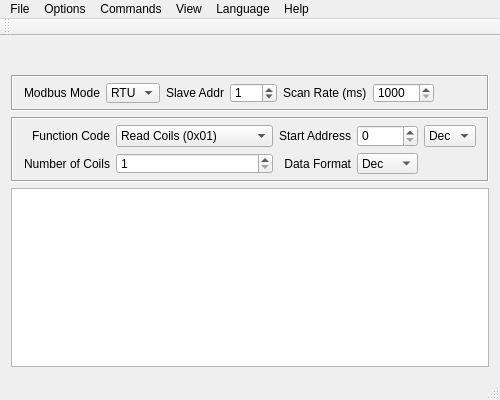
ExplorerOL/QModbusExplorer, file forms/mainwindow.ui: the form before one commit.
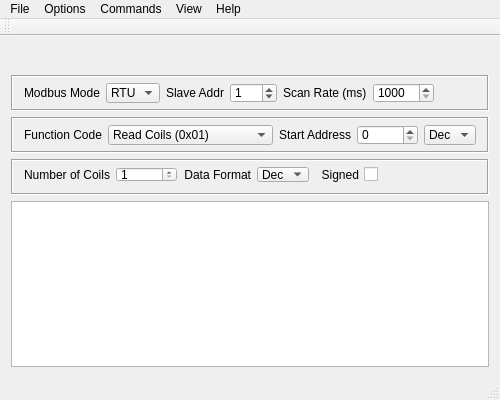
The form after the commit. Icons and pictures are not drawn. Custom widgets are drawn as their Qt base class.

Commit message: Var bug fixes. Remove language menu item.

What changed in the file:
```diff
--- a/forms/mainwindow.ui
+++ b/forms/mainwindow.ui
@@ -151,7 +151,7 @@
       <property name="minimumSize">
        <size>
         <width>0</width>
-        <height>65</height>
+        <height>36</height>
        </size>
       </property>
       <property name="frameShape">
@@ -160,14 +160,27 @@
       <property name="frameShadow">
        <enum>QFrame::Sunken</enum>
       </property>
-      <layout class="QGridLayout" name="gridLayout">
+      <layout class="QHBoxLayout" name="horizontalLayout_4">
        <property name="topMargin">
         <number>6</number>
        </property>
        <property name="bottomMargin">
         <number>6</number>
        </property>
-       <item row="0" column="1">
+       <item>
+        <widget class="QLabel" name="lblFunctionCode">
+         <property name="text">
+          <string>Function Code</string>
+         </property>
+         <property name="alignment">
+          <set>Qt::AlignRight|Qt::AlignTrailing|Qt::AlignVCenter</set>
+         </property>
+         <property name="buddy">
+          <cstring>cmbFunctionCode</cstring>
+         </property>
+        </widget>
+       </item>
+       <item>
         <widget class="QComboBox" name="cmbFunctionCode">
          <property name="frame">
           <bool>true</bool>
@@ -214,33 +227,7 @@
          </item>
         </widget>
        </item>
-       <item row="0" column="0">
-        <widget class="QLabel" name="lblFunctionCode">
-         <property name="text">
-          <string>Function Code</string>
-         </property>
-         <property name="alignment">
-          <set>Qt::AlignRight|Qt::AlignTrailing|Qt::AlignVCenter</set>
-         </property>
-         <property name="buddy">
-          <cstring>cmbFunctionCode</cstring>
-         </property>
-        </widget>
-       </item>
-       <item row="0" column="5">
-        <spacer name="horizontalSpacer">
-         <property name="orientation">
-          <enum>Qt::Horizontal</enum>
-         </property>
-         <property name="sizeHint" stdset="0">
-          <size>
-           <width>40</width>
-           <height>20</height>
-          </size>
-         </property>
-        </spacer>
-       </item>
-       <item row="0" column="2">
+       <item>
         <widget class="QLabel" name="lblStartAddress">
          <property name="text">
           <string>Start Address</string>
@@ -253,7 +240,7 @@
          </property>
         </widget>
        </item>
-       <item row="0" column="3">
+       <item>
         <widget class="QSpinBox" name="sbStartAddress">
          <property name="maximum">
           <number>65535</number>
@@ -263,7 +250,7 @@
          </property>
         </widget>
        </item>
-       <item row="0" column="4">
+       <item>
         <widget class="QComboBox" name="cmbStartAddrBase">
          <property name="currentIndex">
           <number>0</number>
@@ -280,7 +267,41 @@
          </item>
         </widget>
        </item>
-       <item row="1" column="0">
+       <item>
+        <spacer name="horizontalSpacer">
+         <property name="orientation">
+          <enum>Qt::Horizontal</enum>
+         </property>
+         <property name="sizeHint" stdset="0">
+          <size>
+           <width>40</width>
+           <height>20</height>
+          </size>
+         </property>
+        </spacer>
+       </item>
+      </layout>
+     </widget>
+    </item>
+    <item>
+     <widget class="QFrame" name="frame_3">
+      <property name="minimumSize">
+       <size>
+        <width>0</width>
+        <height>36</height>
+       </size>
+      </property>
+      <property name="frameShape">
+       <enum>QFrame::Box</enum>
+      </property>
+      <property name="frameShadow">
+       <enum>QFrame::Sunken</enum>
+      </property>
+      <layout class="QHBoxLayout" name="horizontalLayout_3">
+       <property name="topMargin">
+        <number>6</number>
+       </property>
+       <item>
         <widget class="QLabel" name="lblNoOfCoils">
          <property name="text">
           <string>Number of Coils</string>
@@ -293,7 +314,7 @@
          </property>
         </widget>
        </item>
-       <item row="1" column="1">
+       <item>
         <widget class="QSpinBox" name="sbNoOfRegs">
          <property name="minimum">
           <number>1</number>
@@ -303,7 +324,20 @@
          </property>
         </widget>
        </item>
-       <item row="1" column="3">
+       <item>
+        <widget class="QLabel" name="lblDataFormat">
+         <property name="text">
+          <string>Data Format</string>
+         </property>
+         <property name="alignment">
+          <set>Qt::AlignRight|Qt::AlignTrailing|Qt::AlignVCenter</set>
+         </property>
+         <property name="buddy">
+          <cstring>sbStartAddress</cstring>
+         </property>
+        </widget>
+       </item>
+       <item>
         <widget class="QComboBox" name="cmbBase">
          <property name="currentText">
           <string>Dec</string>
@@ -328,19 +362,29 @@
          </item>
         </widget>
        </item>
-       <item row="1" column="2">
-        <widget class="QLabel" name="lblDataFormat">
+       <item>
+        <widget class="QCheckBox" name="chkSigned">
+         <property name="layoutDirection">
+          <enum>Qt::RightToLeft</enum>
+         </property>
          <property name="text">
-          <string>Data Format</string>
-         </property>
-         <property name="alignment">
-          <set>Qt::AlignRight|Qt::AlignTrailing|Qt::AlignVCenter</set>
-         </property>
-         <property name="buddy">
-          <cstring>sbStartAddress</cstring>
+          <string>Signed</string>
          </property>
         </widget>
        </item>
+       <item>
+        <spacer name="horizontalSpacer_3">
+         <property name="orientation">
+          <enum>Qt::Horizontal</enum>
+         </property>
+         <property name="sizeHint" stdset="0">
+          <size>
+           <width>40</width>
+           <height>20</height>
+          </size>
+         </property>
+        </spacer>
+       </item>
       </layout>
      </widget>
     </item>
@@ -413,19 +457,10 @@
     <addaction name="actionClear"/>
     <addaction name="actionReset_Counters"/>
    </widget>
-   <widget class="QMenu" name="menuLanguage">
-    <property name="title">
-     <string notr="true">Language</string>
-    </property>
-    <addaction name="actionSimplified_Chinese_zh_CN"/>
-    <addaction name="actionTraditional_Chinese_zh_TW"/>
-    <addaction name="actionEnglish_en_US"/>
-   </widget>
    <addaction name="menuFile"/>
    <addaction name="menuOptions"/>
    <addaction name="menuCommands"/>
    <addaction name="menuView"/>
-   <addaction name="menuLanguage"/>
    <addaction name="menuHelp"/>
   </widget>
   <widget class="QToolBar" name="mainToolBar">
```
Left out of the diff: 9 changed lines with no effect on the pictures. The commit also changes 4 other files.
